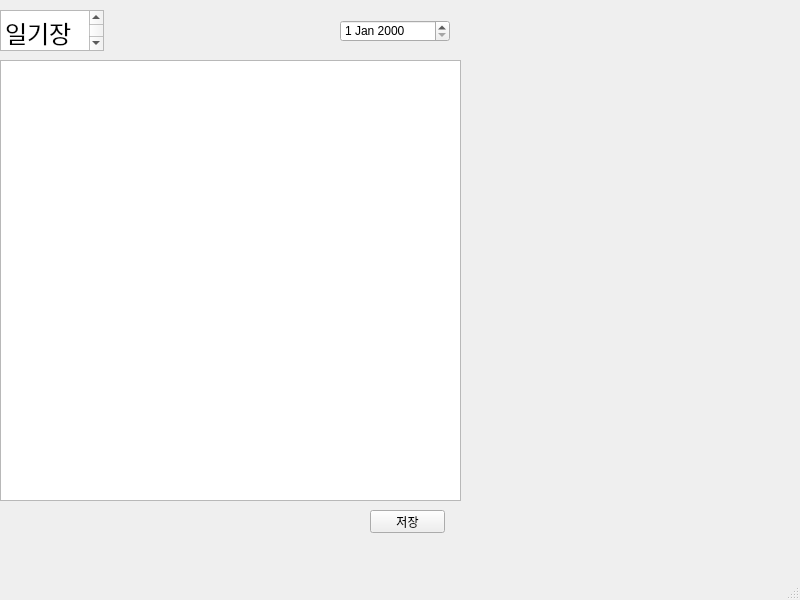
Above: MainWindow.ui from minkyokyo/DiaryProgram before the change. Below: the same form after it.
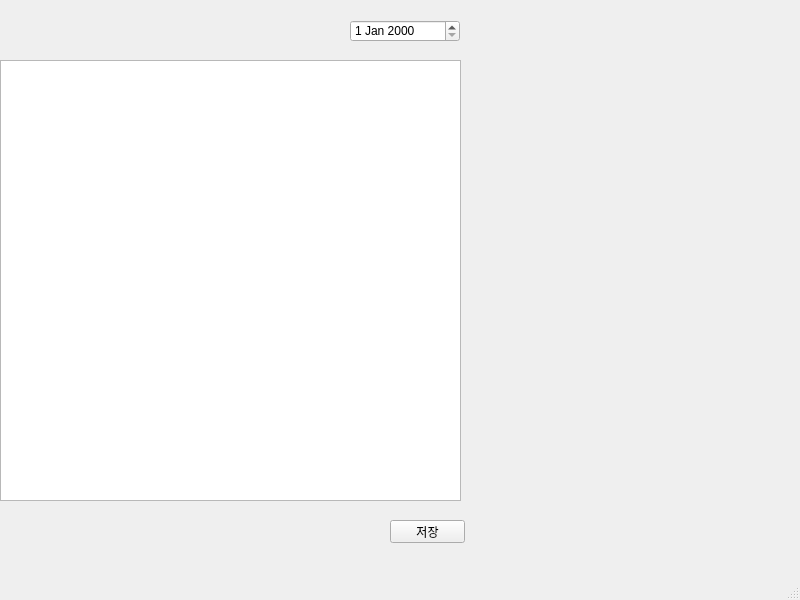
That is the form after the change.

Commit message: py파일을 연결, 일기내용 파일에 저장

The edit to the form file:
```diff
--- a/MainWindow.ui
+++ b/MainWindow.ui
@@ -14,27 +14,10 @@
    <string>MainWindow</string>
   </property>
   <widget class="QWidget" name="centralwidget">
-   <widget class="QTextEdit" name="textEdit">
-    <property name="geometry">
-     <rect>
-      <x>0</x>
-      <y>10</y>
-      <width>104</width>
-      <height>41</height>
-     </rect>
-    </property>
-    <property name="html">
-     <string>&lt;!DOCTYPE HTML PUBLIC &quot;-//W3C//DTD HTML 4.0//EN&quot; &quot;http://www.w3.org/TR/REC-html40/strict.dtd&quot;&gt;
-&lt;html&gt;&lt;head&gt;&lt;meta name=&quot;qrichtext&quot; content=&quot;1&quot; /&gt;&lt;style type=&quot;text/css&quot;&gt;
-p, li { white-space: pre-wrap; }
-&lt;/style&gt;&lt;/head&gt;&lt;body style=&quot; font-family:'Gulim'; font-size:9pt; font-weight:400; font-style:normal;&quot;&gt;
-&lt;p style=&quot; margin-top:0px; margin-bottom:0px; margin-left:0px; margin-right:0px; -qt-block-indent:0; text-indent:0px;&quot;&gt;&lt;span style=&quot; font-size:18pt;&quot;&gt;일기장&lt;/span&gt;&lt;/p&gt;&lt;/body&gt;&lt;/html&gt;</string>
-    </property>
-   </widget>
    <widget class="QDateEdit" name="dateEdit">
     <property name="geometry">
      <rect>
-      <x>340</x>
+      <x>350</x>
       <y>20</y>
       <width>110</width>
       <height>22</height>
@@ -54,8 +37,8 @@
    <widget class="QPushButton" name="pushButton">
     <property name="geometry">
      <rect>
-      <x>370</x>
-      <y>510</y>
+      <x>390</x>
+      <y>520</y>
       <width>75</width>
       <height>23</height>
      </rect>
```
Left out of the diff: 2 changed lines with no effect on the pictures. The commit also changes 3 other files.
